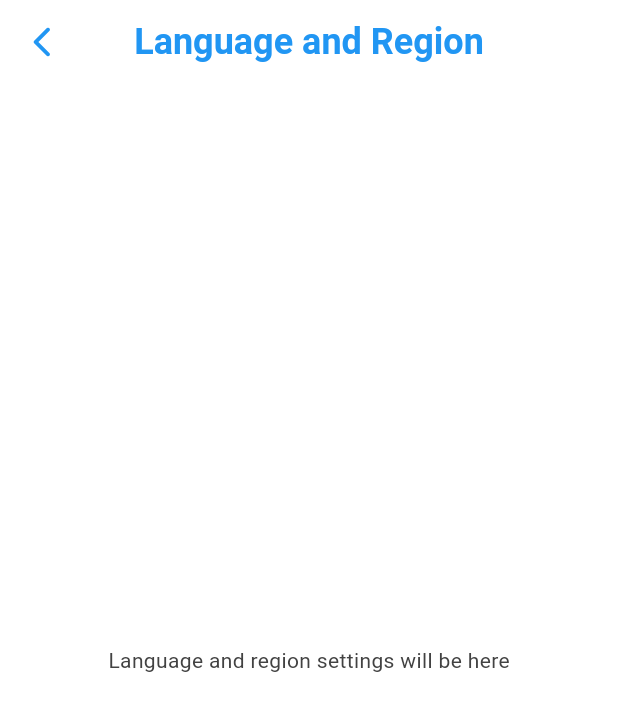
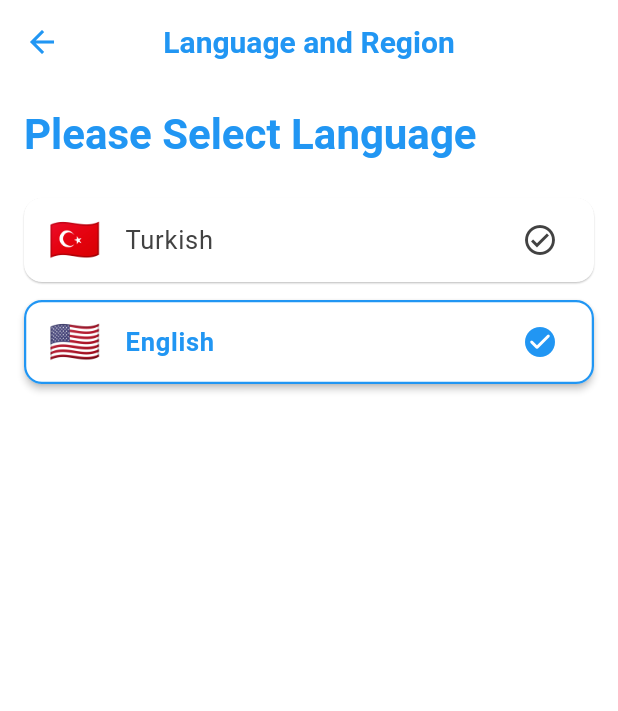
Before and after one commit to recepzgrmh/DoktorumOnline-AI, a Flutter app: the LanguageScreen screen opened directly, on a phone screen of 412 x 824 dp. Shown: the top 711 px of the screen. Run offline on Flutter 3.47's test engine with Material 3 defaults, Android fonts, the phone set to English and light mode, and no system bars; our stand-ins replace cloud_firestore, dash_chat_2, easy_localization, file_picker, firebase_analytics, firebase_auth and 10 more; missing offline and left inert: chat_gpt_sdk, openai_dart, syncfusion_flutter_pdf, tutorial_coach_mark; accounts and stored records are empty; generated files the repository leaves out were written again.

Commit message:
language screen changed

```diff
--- a/lib/screens/settings_screen/language_screen.dart
+++ b/lib/screens/settings_screen/language_screen.dart
@@ -1,32 +1,137 @@
 import 'package:easy_localization/easy_localization.dart';
 import 'package:flutter/material.dart';
+import 'package:login_page/widgets/custom_appbar.dart';
 
-class LanguageScreen extends StatelessWidget {
+// LanguageOption sınıfı ve _languageOptions listesi aynı kalabilir...
+class LanguageOption {
+  final String nameKey;
+  final Locale locale;
+  final String flag;
+
+  LanguageOption({
+    required this.nameKey,
+    required this.locale,
+    required this.flag,
+  });
+}
+
+final List<LanguageOption> _languageOptions = [
+  LanguageOption(
+    nameKey: 'turkish_language',
+    locale: const Locale('tr'),
+    flag: '🇹🇷',
+  ),
+  LanguageOption(
+    nameKey: 'english_language',
+    locale: const Locale('en'),
+    flag: '🇺🇸',
+  ),
+];
+
+// 1. StatefulWidget'a dönüştürün
+class LanguageScreen extends StatefulWidget {
   const LanguageScreen({super.key});
+
+  @override
+  State<LanguageScreen> createState() => _LanguageScreenState();
+}
+
+class _LanguageScreenState extends State<LanguageScreen> {
+  // 2. Dilin değişip değişmediğini takip edecek bir state ekleyin
+  bool _languageChanged = false;
 
   @override
   Widget build(BuildContext context) {
     return Scaffold(
-      appBar: AppBar(
+      appBar: CustomAppbar(
+        actions: [
+          IconButton(
+            icon: const Icon(
+              Icons.arrow_back_ios_new_rounded,
+              color: Colors.blue,
+            ),
+            // 3. Geri giderken değişikliğin durumunu gönderin
+            onPressed: () => Navigator.pop(context, _languageChanged),
+          ),
+        ],
+        title: 'language_and_region'.tr(),
+      ),
+      body: Padding(
+        padding: const EdgeInsets.symmetric(horizontal: 16.0),
+        child: Column(
+          crossAxisAlignment: CrossAxisAlignment.start,
+          children: [
+            const SizedBox(height: 16),
+            Text(
+              'select_language'.tr(),
+              style: Theme.of(
+                context,
+              ).textTheme.titleLarge?.copyWith(fontWeight: FontWeight.w600),
+            ),
+            const SizedBox(height: 24),
+            Column(
+              children:
+                  _languageOptions.map((language) {
+                    return _buildLanguageTile(context, language);
+                  }).toList(),
+            ),
+          ],
+        ),
+      ),
+    );
+  }
+
+  Widget _buildLanguageTile(BuildContext context, LanguageOption language) {
+    final bool isSelected = context.locale == language.locale;
+
+    return Card(
+      elevation: isSelected ? 2 : 0.5,
+      margin: const EdgeInsets.only(bottom: 12),
+      shape: RoundedRectangleBorder(
+        borderRadius: BorderRadius.circular(12),
+        side:
+            isSelected
+                ? BorderSide(
+                  color: Theme.of(context).colorScheme.primary,
+                  width: 1.5,
+                )
+                : BorderSide.none,
+      ),
+      child: ListTile(
+        onTap: () {
+          if (!isSelected) {
+            // 4. Dil değiştiğinde state'i güncelleyin
+            setState(() {
+              _languageChanged = true;
+            });
+            context.setLocale(language.locale);
+          }
+        },
+        splashColor: Theme.of(context).colorScheme.primary.withOpacity(0.1),
+        shape: RoundedRectangleBorder(borderRadius: BorderRadius.circular(12)),
+        leading: Text(language.flag, style: const TextStyle(fontSize: 28)),
         title: Text(
-          'language_and_region'.tr(),
+          language.nameKey.tr(),
           style: TextStyle(
-            fontSize: 24,
-            fontWeight: FontWeight.bold,
-            color: Colors.blue,
+            fontSize: 17,
+            fontWeight: isSelected ? FontWeight.bold : FontWeight.normal,
+            color:
+                isSelected
+                    ? Theme.of(context).colorScheme.primary
+                    : Theme.of(context).colorScheme.onSurface,
           ),
         ),
-        backgroundColor: Colors.transparent,
-        elevation: 0,
-        leading: IconButton(
-          icon: const Icon(
-            Icons.arrow_back_ios_new_rounded,
-            color: Colors.blue,
-          ),
-          onPressed: () => Navigator.pop(context),
-        ),
+        trailing:
+            isSelected
+                ? Icon(
+                  Icons.check_circle_rounded,
+                  color: Theme.of(context).colorScheme.primary,
+                )
+                : Icon(
+                  Icons.check_circle_outline_outlined,
+                  color: Theme.of(context).colorScheme.onSurface,
+                ),
       ),
-      body: Center(child: Text('language_region_settings_placeholder'.tr())),
     );
   }
 }
```
Also changed, not shown: assets/lang/en.json (+40 -35 lines), assets/lang/tr.json (+21 -32 lines), lib/screens/home_screen.dart (+47 -28 lines), lib/screens/profiles_screen.dart (+3 -11 lines), lib/services/openai_service.dart (+45 -0 lines).
